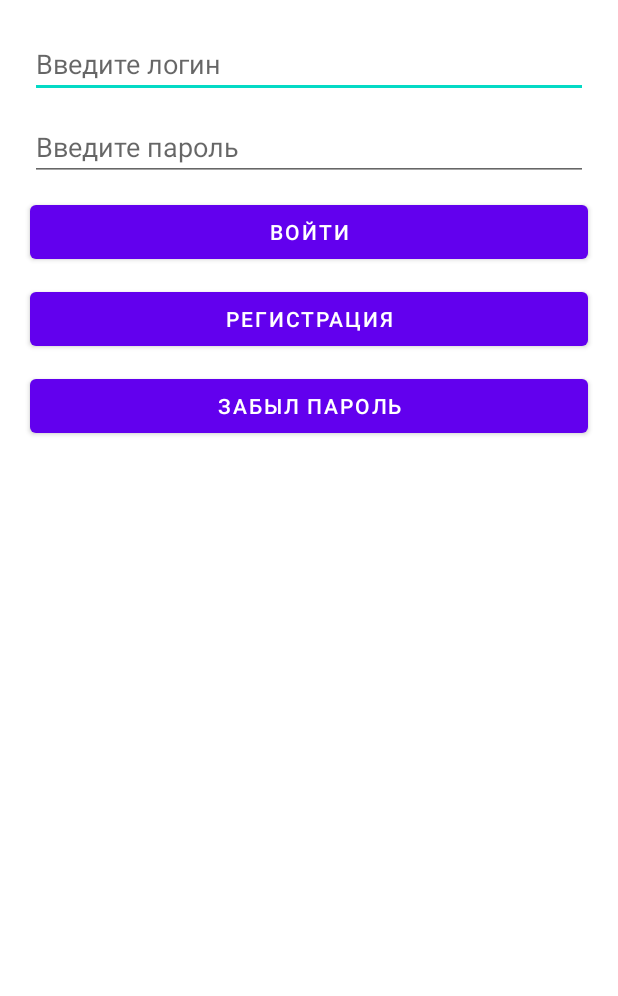
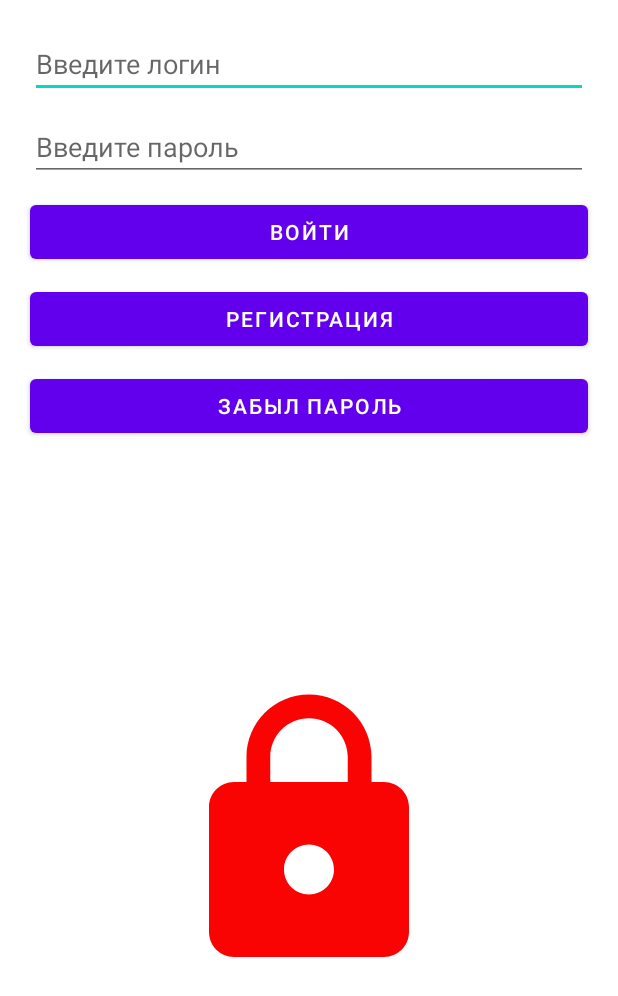
Before and after one commit to MatUHub/PopularLibraries, an Android app: the layout activity_main.xml on its own in the app's theme, with its tools: preview values and no code run, on a phone screen of 412 x 824 dp. Shown: the top 996 px of the screen. Run offline under Robolectric (Android 15) with nearby library versions, the phone set to English and light mode, and no system bars.

Commit message:
[Lesson1] Прописаны интерфейсы для Model, View, Presenter, функционал для кнопки Войти

```diff
--- /dev/null
+++ b/app/src/main/res/drawable/ic_lock_24.xml
@@ -0,0 +1,5 @@
+<vector android:height="200dp" android:tint="#FA0303"
+    android:viewportHeight="24" android:viewportWidth="24"
+    android:width="200dp" xmlns:android="http://schemas.android.com/apk/res/android">
+    <path android:fillColor="@android:color/white" android:pathData="M18,8h-1L17,6c0,-2.76 -2.24,-5 -5,-5S7,3.24 7,6v2L6,8c-1.1,0 -2,0.9 -2,2v10c0,1.1 0.9,2 2,2h12c1.1,0 2,-0.9 2,-2L20,10c0,-1.1 -0.9,-2 -2,-2zM12,17c-1.1,0 -2,-0.9 -2,-2s0.9,-2 2,-2 2,0.9 2,2 -0.9,2 -2,2zM15.1,8L8.9,8L8.9,6c0,-1.71 1.39,-3.1 3.1,-3.1 1.71,0 3.1,1.39 3.1,3.1v2z"/>
+</vector>
--- /dev/null
+++ b/app/src/main/res/drawable/ic_open_24.xml
@@ -0,0 +1,5 @@
+<vector android:height="200dp" android:tint="#22B101"
+    android:viewportHeight="24" android:viewportWidth="24"
+    android:width="200dp" xmlns:android="http://schemas.android.com/apk/res/android">
+    <path android:fillColor="@android:color/white" android:pathData="M12,17c1.1,0 2,-0.9 2,-2s-0.9,-2 -2,-2 -2,0.9 -2,2 0.9,2 2,2zM18,8h-1L17,6c0,-2.76 -2.24,-5 -5,-5S7,3.24 7,6h1.9c0,-1.71 1.39,-3.1 3.1,-3.1 1.71,0 3.1,1.39 3.1,3.1v2L6,8c-1.1,0 -2,0.9 -2,2v10c0,1.1 0.9,2 2,2h12c1.1,0 2,-0.9 2,-2L20,10c0,-1.1 -0.9,-2 -2,-2zM18,20L6,20L6,10h12v10z"/>
+</vector>
--- a/app/src/main/res/layout/activity_main.xml
+++ b/app/src/main/res/layout/activity_main.xml
@@ -5,6 +5,7 @@
     android:layout_width="match_parent"
     android:layout_height="match_parent"
     android:layout_margin="@dimen/mainLayoutMargin"
+    android:id="@+id/container"
     tools:context=".MainActivity">
 
     <EditText
@@ -63,4 +64,14 @@
         app:layout_constraintStart_toStartOf="parent"
         app:layout_constraintTop_toBottomOf="@+id/buttonRegistration" />
 
+    <ImageView
+        android:id="@+id/imageAccess"
+        android:layout_width="200dp"
+        android:layout_height="200dp"
+        app:layout_constraintBottom_toBottomOf="parent"
+        app:layout_constraintEnd_toEndOf="parent"
+        app:layout_constraintStart_toStartOf="parent"
+        android:src="@drawable/ic_lock_24"
+        app:layout_constraintTop_toBottomOf="@+id/buttonForgotPassword" />
+
 </androidx.constraintlayout.widget.ConstraintLayout>
```
Also changed, not shown: app/src/main/java/com/example/popularlibraries/MainActivity.kt (+71 -1 lines), app/src/main/java/com/example/popularlibraries/MainModel.kt (added, +25 -0 lines), app/src/main/java/com/example/popularlibraries/MainPresenter.kt (added, +39 -0 lines), app/src/main/java/com/example/popularlibraries/MainView.kt (added, +22 -0 lines), app/src/main/res/values/strings.xml (+7 -0 lines).
